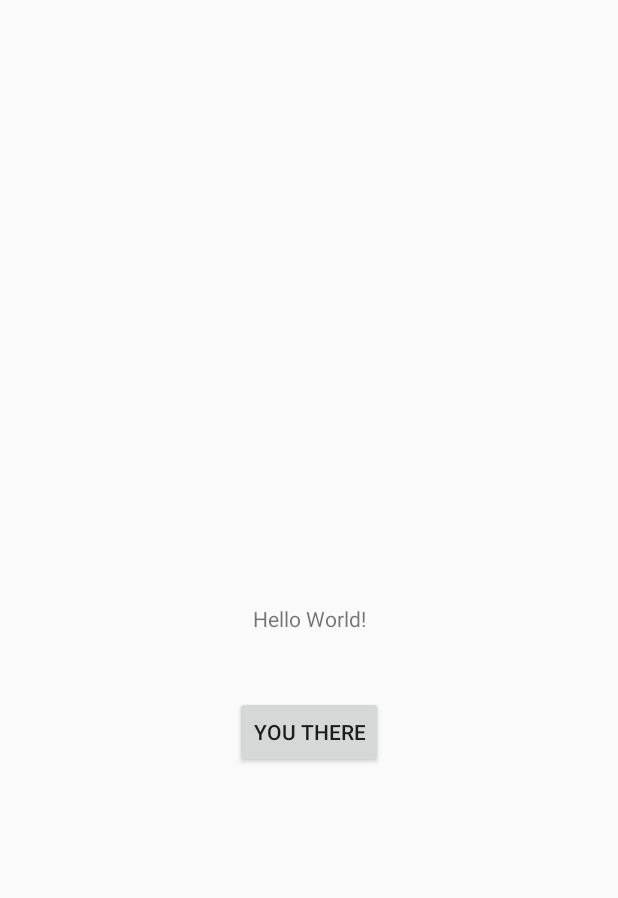
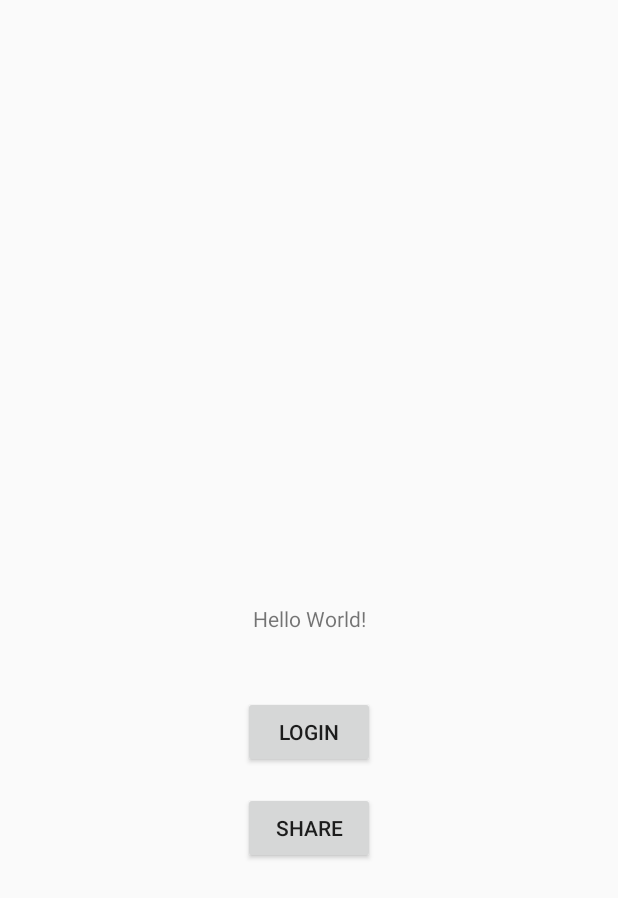
Before and after one commit to megsgaard/WeekendWatchlist, an Android app: the layout activity_main.xml on its own in the app's theme, with its tools: preview values and no code run, on a phone screen of 412 x 824 dp. Shown: the top 898 px of the screen. Run offline under Robolectric (Android 15) with nearby library versions, the phone set to English and light mode, and no system bars.

Commit message:
Added read/write functionality. Testing share functionality.

```diff
--- a/app/build.gradle
+++ b/app/build.gradle
@@ -35,7 +35,7 @@ dependencies {
     implementation 'androidx.multidex:multidex:2.0.1'
     implementation 'com.google.firebase:firebase-analytics:17.3.0'
     implementation 'com.firebaseui:firebase-ui-auth:6.2.0'
-    implementation 'com.google.firebase:firebase-firestore:21.4.1'
+    implementation 'com.google.firebase:firebase-firestore:21.4.2'
     testImplementation 'junit:junit:4.12'
     androidTestImplementation 'androidx.test.ext:junit:1.1.1'
     androidTestImplementation 'androidx.test.espresso:espresso-core:3.2.0'
--- a/app/src/main/res/layout/activity_main.xml
+++ b/app/src/main/res/layout/activity_main.xml
@@ -21,9 +21,19 @@
         android:layout_width="wrap_content"
         android:layout_height="wrap_content"
         android:layout_marginTop="42dp"
-        android:text="YOU THERE"
+        android:text="Login"
         app:layout_constraintEnd_toEndOf="parent"
         app:layout_constraintStart_toStartOf="parent"
         app:layout_constraintTop_toBottomOf="@+id/textView" />
 
+    <Button
+        android:id="@+id/btnShare"
+        android:layout_width="wrap_content"
+        android:layout_height="wrap_content"
+        android:layout_marginTop="16dp"
+        android:text="Share"
+        app:layout_constraintEnd_toEndOf="parent"
+        app:layout_constraintStart_toStartOf="parent"
+        app:layout_constraintTop_toBottomOf="@+id/button" />
+
 </androidx.constraintlayout.widget.ConstraintLayout>
--- a/build.gradle
+++ b/build.gradle
@@ -8,7 +8,7 @@ buildscript {
 
     }
     dependencies {
-        classpath 'com.android.tools.build:gradle:3.6.2'
+        classpath 'com.android.tools.build:gradle:3.6.3'
         classpath 'com.google.gms:google-services:4.3.3'
 
 
```
Also changed, not shown: app/src/main/java/au585303/au590400/weekendwatchlist/MainActivity.java (+77 -19 lines).
